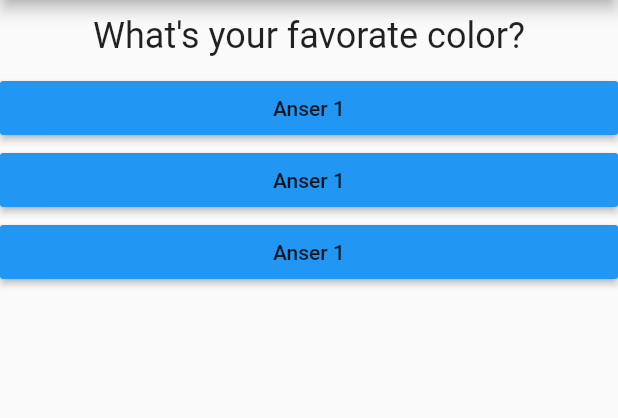
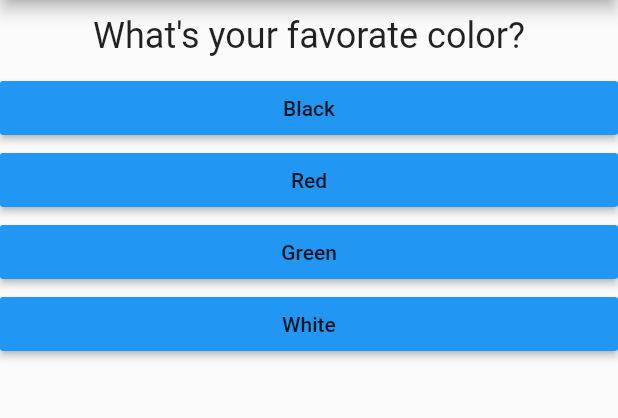
Before and after one commit to maneesh888/flutter-playground, a Flutter app: the screen it shows after launch, on a phone screen of 412 x 824 dp, the part 84-502 px from its top. Run offline on Flutter 3.47's test engine with Material 2 defaults, Android fonts, the phone set to English and light mode, and no system bars.

Commit message:
Map added

```diff
--- a/flutter_learning/lib/answer.dart
+++ b/flutter_learning/lib/answer.dart
@@ -2,15 +2,16 @@ import 'package:flutter/material.dart';
 
 class Answer extends StatelessWidget {
   final VoidCallback onPressed;
+  final String answerText;
 
-  Answer(this.onPressed);
+  Answer(this.onPressed, this.answerText);
 
   @override
   Widget build(BuildContext context) {
     return Container(
       width: double.infinity,
       child: RaisedButton(
-          color: Colors.blue, child: Text('Anser 1'), onPressed: onPressed),
+          color: Colors.blue, child: Text(answerText), onPressed: onPressed),
     );
   }
 }
--- a/flutter_learning/lib/main.dart
+++ b/flutter_learning/lib/main.dart
@@ -24,9 +24,19 @@ class _MyAppState extends State<MyApp> {
 
   @override
   Widget build(BuildContext context) {
-    var questions = [
-      'What\'s your favorate color?',
-      'What\'s your favourate animal?'
+    const questions = [
+      {
+        'questionText': 'What\'s your favorate color?',
+        'answers': ['Black', 'Red', 'Green', 'White']
+      },
+      {
+        'questionText': 'What\'s your favourate animal?',
+        'answers': ['Rabit', 'Snake', 'Elephant', 'Lion']
+      },
+      {
+        'questionText': 'What\'s your favourate instructor?',
+        'answers': ['Max', 'Manu', 'Anu', 'Janu']
+      }
     ];
     return MaterialApp(
       home: Scaffold(
@@ -35,10 +45,13 @@ class _MyAppState extends State<MyApp> {
           ),
           body: Column(
             children: [
-              Question(questionText: questions.elementAt(_questionIndex)),
-              Answer(_answerQuestion),
-              Answer(_answerQuestion),
-              Answer(_answerQuestion),
+              Question(
+                  questionText:
+                      questions[_questionIndex]['questionText'] as String),
+              ...(questions[_questionIndex]['answers'] as List<String>)
+                  .map((answer) {
+                return Answer(_answerQuestion, answer);
+              }).toList()
             ],
           )),
     );
```
